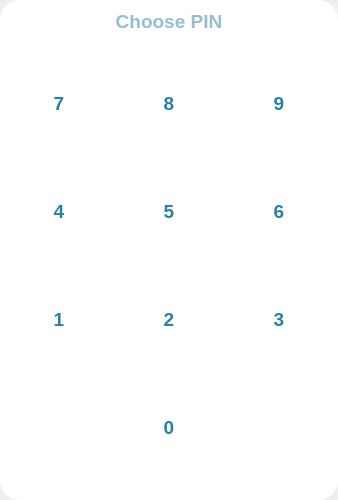
devforgely/MFA-Simulator, file src/views/register_views/pin_view.ui: the form before one commit.
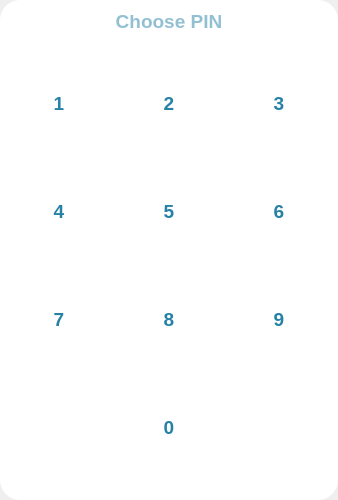
The form after the commit. Icons and pictures are not drawn. Custom widgets are drawn as their Qt base class.

Diff of the .ui file:
```diff
--- a/src/views/register_views/pin_view.ui
+++ b/src/views/register_views/pin_view.ui
@@ -127,12 +127,12 @@
           </widget>
          </item>
          <item row="1" column="1" alignment="Qt::AlignHCenter">
-          <widget class="QPushButton" name="btn8">
+          <widget class="QPushButton" name="btn2">
            <property name="cursor">
             <cursorShape>PointingHandCursor</cursorShape>
            </property>
            <property name="text">
-            <string>8</string>
+            <string>2</string>
            </property>
           </widget>
          </item>
@@ -157,36 +157,6 @@
           </widget>
          </item>
          <item row="3" column="2" alignment="Qt::AlignHCenter">
-          <widget class="QPushButton" name="btn3">
-           <property name="cursor">
-            <cursorShape>PointingHandCursor</cursorShape>
-           </property>
-           <property name="text">
-            <string>3</string>
-           </property>
-          </widget>
-         </item>
-         <item row="3" column="1" alignment="Qt::AlignHCenter">
-          <widget class="QPushButton" name="btn2">
-           <property name="cursor">
-            <cursorShape>PointingHandCursor</cursorShape>
-           </property>
-           <property name="text">
-            <string>2</string>
-           </property>
-          </widget>
-         </item>
-         <item row="1" column="0" alignment="Qt::AlignHCenter">
-          <widget class="QPushButton" name="btn7">
-           <property name="cursor">
-            <cursorShape>PointingHandCursor</cursorShape>
-           </property>
-           <property name="text">
-            <string>7</string>
-           </property>
-          </widget>
-         </item>
-         <item row="1" column="2" alignment="Qt::AlignHCenter">
           <widget class="QPushButton" name="btn9">
            <property name="cursor">
             <cursorShape>PointingHandCursor</cursorShape>
@@ -196,7 +166,17 @@
            </property>
           </widget>
          </item>
-         <item row="3" column="0" alignment="Qt::AlignHCenter">
+         <item row="3" column="1" alignment="Qt::AlignHCenter">
+          <widget class="QPushButton" name="btn8">
+           <property name="cursor">
+            <cursorShape>PointingHandCursor</cursorShape>
+           </property>
+           <property name="text">
+            <string>8</string>
+           </property>
+          </widget>
+         </item>
+         <item row="1" column="0" alignment="Qt::AlignHCenter">
           <widget class="QPushButton" name="btn1">
            <property name="cursor">
             <cursorShape>PointingHandCursor</cursorShape>
@@ -206,6 +186,26 @@
            </property>
           </widget>
          </item>
+         <item row="1" column="2" alignment="Qt::AlignHCenter">
+          <widget class="QPushButton" name="btn3">
+           <property name="cursor">
+            <cursorShape>PointingHandCursor</cursorShape>
+           </property>
+           <property name="text">
+            <string>3</string>
+           </property>
+          </widget>
+         </item>
+         <item row="3" column="0" alignment="Qt::AlignHCenter">
+          <widget class="QPushButton" name="btn7">
+           <property name="cursor">
+            <cursorShape>PointingHandCursor</cursorShape>
+           </property>
+           <property name="text">
+            <string>7</string>
+           </property>
+          </widget>
+         </item>
          <item row="4" column="0" alignment="Qt::AlignHCenter">
           <widget class="QPushButton" name="clear_btn">
            <property name="cursor">
@@ -261,6 +261,19 @@
    </item>
   </layout>
  </widget>
+ <customwidgets>
+  <customwidget>
+   <class>ShadowFrame</class>
+   <extends>QFrame</extends>
+   <header>widgets/shadow.h</header>
+   <container>1</container>
+  </customwidget>
+  <customwidget>
+   <class>ClickableButton</class>
+   <extends>QPushButton</extends>
+   <header>widgets/clickables.h</header>
+  </customwidget>
+ </customwidgets>
  <resources/>
  <connections/>
 </ui>
```
Left out of the diff: 11 changed lines with no effect on the pictures.
